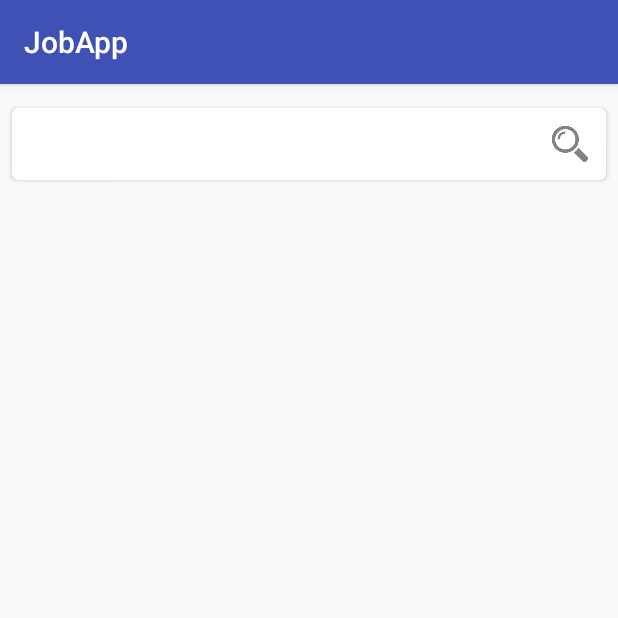
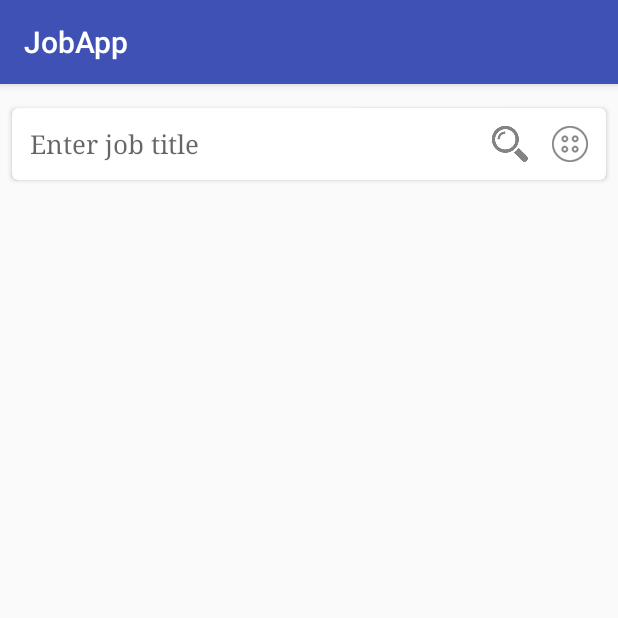
Before and after one commit to rickyngk/vietnamworks-job-app-2, an Android app: the fragment SearchFragment shown on its own in the app's theme, on a phone screen of 412 x 824 dp, the top half of it. Run offline under Robolectric (Android 15) with nearby library versions, the phone set to English and light mode, and no system bars; our stand-ins replace ButterKnife.

Commit message:
add more detail button for search form

```diff
--- a/android/vietnamworks-job-app/app/src/main/java/vietnamworks/com/jobapp/activities/main/fragments/SearchFragment.java
+++ b/android/vietnamworks-job-app/app/src/main/java/vietnamworks/com/jobapp/activities/main/fragments/SearchFragment.java
@@ -4,8 +4,10 @@ import android.os.Bundle;
 import android.view.LayoutInflater;
 import android.view.View;
 import android.view.ViewGroup;
+import android.widget.ImageButton;
 
 import R.helper.BaseFragment;
+import butterknife.Bind;
 import butterknife.ButterKnife;
 import vietnamworks.com.jobapp.R;
 
@@ -13,6 +15,12 @@ import vietnamworks.com.jobapp.R;
  * Created by duynk on 2/22/16.
  */
 public class SearchFragment extends BaseFragment {
+
+    @Bind(R.id.btn_advance_search)
+    ImageButton btnAdvanceSearch;
+
+    @Bind(R.id.btn_search)
+    ImageButton btnSearch;
 
     @Override
     public View onCreateView(LayoutInflater inflater, ViewGroup container,
--- a/android/vietnamworks-job-app/app/src/main/res/layout/fragment_search.xml
+++ b/android/vietnamworks-job-app/app/src/main/res/layout/fragment_search.xml
@@ -30,19 +30,33 @@
                 android:layout_width="match_parent"
                 android:layout_height="match_parent">
 
-                <EditText
+                <AutoCompleteTextView
                     android:layout_width="0dp"
-                    android:layout_height="match_parent"
-                    android:id="@+id/editText"
-                    android:inputType="text"
+                    android:layout_height="wrap_content"
+                    android:id="@+id/input_job_title"
+                    style="@style/Text.Medium.Muted"
+                    android:inputType="textNoSuggestions|text"
+                    android:completionThreshold="1"
+                    android:imeActionLabel="@string/search"
+                    android:imeActionId="@integer/ime_job_title"
+                    android:hint="@string/input_job_title_hint"
+                    android:padding="@dimen/base_padding"
                     android:background="@android:color/transparent"
                     android:layout_weight="1" />
+                <ImageButton
+                    android:layout_width="wrap_content"
+                    android:layout_height="wrap_content"
+                    android:id="@+id/btn_search"
+                    android:src="@drawable/ic_tab_search"
+                    android:contentDescription="@null"
+                    android:background="?android:attr/selectableItemBackground"
+                    android:layout_marginRight="@dimen/base_padding_2x" />
 
                 <ImageButton
                     android:layout_width="wrap_content"
                     android:layout_height="wrap_content"
-                    android:id="@+id/imageButton"
-                    android:src="@drawable/ic_tab_search"
+                    android:id="@+id/btn_advance_search"
+                    android:src="@drawable/ic_action_more_details_button"
                     android:contentDescription="@null"
                     android:background="?android:attr/selectableItemBackground"/>
             </LinearLayout>
--- a/android/vietnamworks-job-app/app/src/main/res/values/strings.xml
+++ b/android/vietnamworks-job-app/app/src/main/res/values/strings.xml
@@ -4,6 +4,7 @@
     <string name="action_notifications">Notification</string>
 
     <string name="search">Search</string>
+    <string name="input_job_title_hint">Enter job title</string>
 
     <string-array name="sections">
         <item>Search</item>
--- /dev/null
+++ b/android/vietnamworks-job-app/app/src/main/res/values/values.xml
@@ -0,0 +1,4 @@
+<?xml version="1.0" encoding="utf-8"?>
+<resources>
+    <integer name="ime_job_title">0x01000007</integer>
+</resources>
```
Also changed, not shown: android/vietnamworks-job-app/app/src/main/res/drawable-hdpi/ic_action_more_details_button.png (added), android/vietnamworks-job-app/app/src/main/res/drawable-mdpi/ic_action_more_details_button.png (added), android/vietnamworks-job-app/app/src/main/res/drawable-xhdpi/ic_action_more_details_button.png (added), android/vietnamworks-job-app/app/src/main/res/drawable-xxhdpi/ic_action_more_details_button.png (added), android/vietnamworks-job-app/app/src/main/res/drawable-xxxhdpi/ic_action_more_details_button.png (added).
